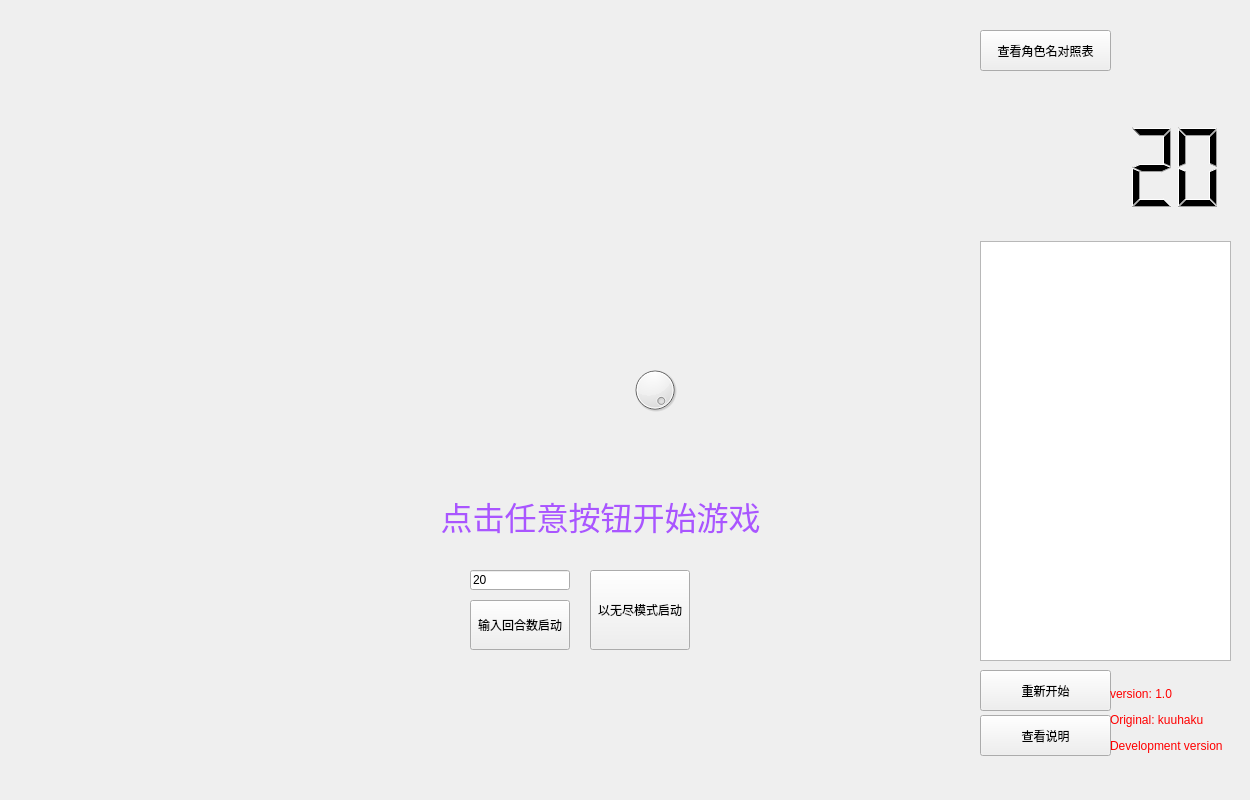
Old version of the form MixCardgame/mainwindow.ui in the repository kuuhaku0721/CardGame.
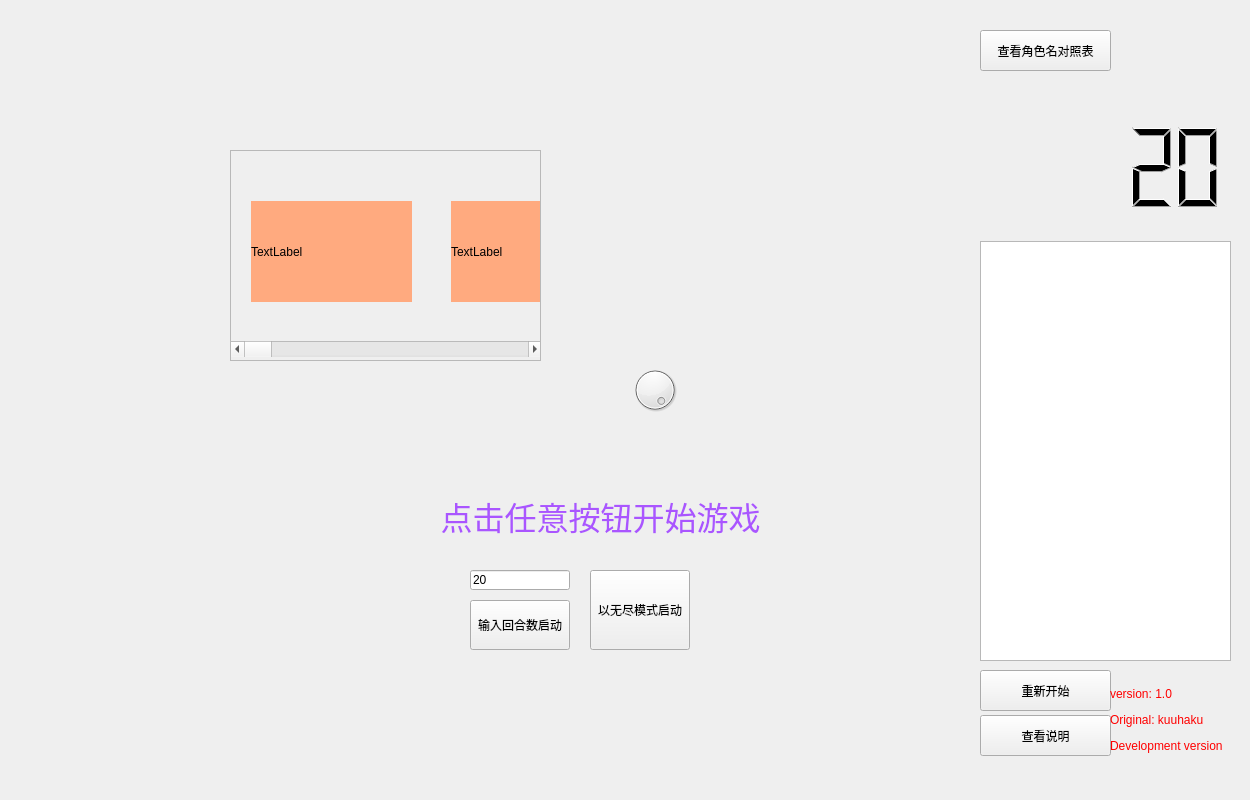
New version of the form.

Diff of the .ui file:
```diff
--- a/MixCardgame/mainwindow.ui
+++ b/MixCardgame/mainwindow.ui
@@ -245,6 +245,112 @@
      <set>Qt::AlignCenter</set>
     </property>
    </widget>
+   <widget class="QScrollArea" name="scrollArea">
+    <property name="geometry">
+     <rect>
+      <x>230</x>
+      <y>150</y>
+      <width>311</width>
+      <height>211</height>
+     </rect>
+    </property>
+    <property name="frameShadow">
+     <enum>QFrame::Sunken</enum>
+    </property>
+    <property name="lineWidth">
+     <number>1</number>
+    </property>
+    <property name="widgetResizable">
+     <bool>true</bool>
+    </property>
+    <widget class="QWidget" name="scrollAreaWidgetContents">
+     <property name="geometry">
+      <rect>
+       <x>0</x>
+       <y>0</y>
+       <width>309</width>
+       <height>209</height>
+      </rect>
+     </property>
+     <widget class="QScrollBar" name="horizontalScrollBar">
+      <property name="geometry">
+       <rect>
+        <x>0</x>
+        <y>190</y>
+        <width>311</width>
+        <height>16</height>
+       </rect>
+      </property>
+      <property name="orientation">
+       <enum>Qt::Horizontal</enum>
+      </property>
+     </widget>
+     <widget class="QLabel" name="label">
+      <property name="geometry">
+       <rect>
+        <x>20</x>
+        <y>50</y>
+        <width>161</width>
+        <height>101</height>
+       </rect>
+      </property>
+      <property name="styleSheet">
+       <string notr="true">background-color: rgb(255, 170, 127);</string>
+      </property>
+      <property name="text">
+       <string>TextLabel</string>
+      </property>
+     </widget>
+     <widget class="QLabel" name="label_2">
+      <property name="geometry">
+       <rect>
+        <x>220</x>
+        <y>50</y>
+        <width>161</width>
+        <height>101</height>
+       </rect>
+      </property>
+      <property name="styleSheet">
+       <string notr="true">background-color: rgb(255, 170, 127);</string>
+      </property>
+      <property name="text">
+       <string>TextLabel</string>
+      </property>
+     </widget>
+     <widget class="QLabel" name="label_3">
+      <property name="geometry">
+       <rect>
+        <x>420</x>
+        <y>50</y>
+        <width>161</width>
+        <height>101</height>
+       </rect>
+      </property>
+      <property name="styleSheet">
+       <string notr="true">background-color: rgb(255, 170, 127);</string>
+      </property>
+      <property name="text">
+       <string>TextLabel</string>
+      </property>
+     </widget>
+     <widget class="QLabel" name="label_4">
+      <property name="geometry">
+       <rect>
+        <x>610</x>
+        <y>50</y>
+        <width>161</width>
+        <height>101</height>
+       </rect>
+      </property>
+      <property name="styleSheet">
+       <string notr="true">background-color: rgb(255, 170, 127);</string>
+      </property>
+      <property name="text">
+       <string>TextLabel</string>
+      </property>
+     </widget>
+    </widget>
+   </widget>
   </widget>
   <widget class="QMenuBar" name="menubar">
    <property name="geometry">
```
